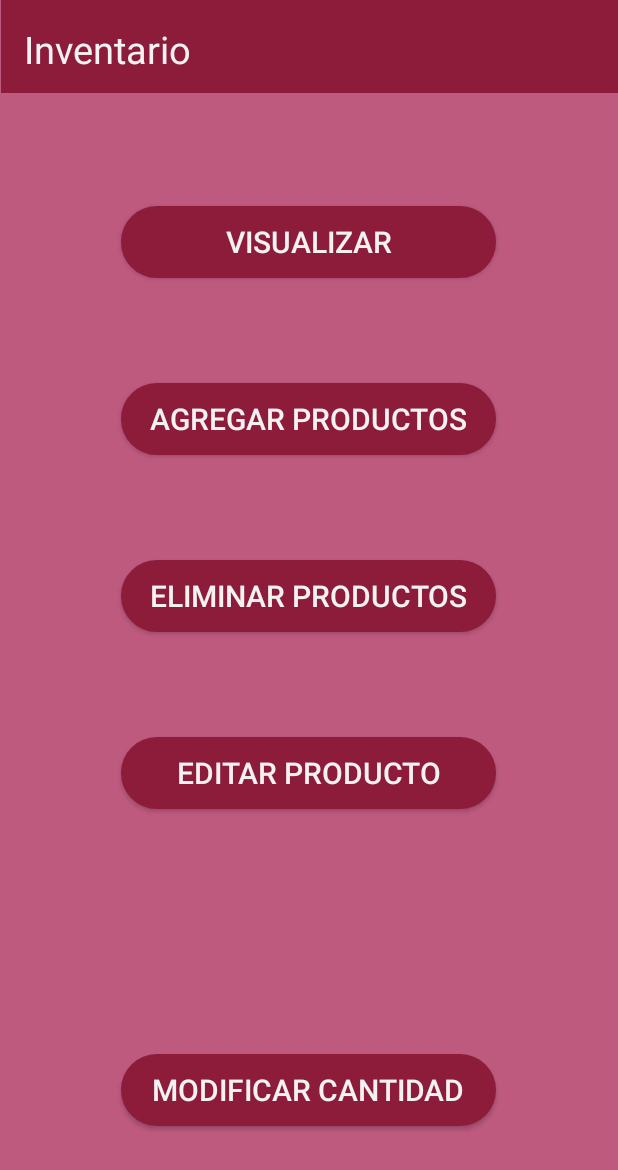
After one commit to DanielBarrios9s9/CRECAKE, an Android app: the layout activity_inventario.xml on its own in the app's theme, with its tools: preview values and no code run, on a phone screen of 412 x 824 dp. The commit adds this screen. Shown: the top 1170 px of the screen. Run offline under Robolectric (Android 15) with nearby library versions, the phone set to English and light mode, and no system bars.

Commit message:
Añado interfaces y .javas que me tocaban, ademas, edito el archivo strings y agrego un xml en el drawable

```diff
--- /dev/null
+++ b/app/src/main/res/drawable-v24/redondez_botones_daniel.xml
@@ -0,0 +1,8 @@
+<?xml version="1.0" encoding="utf-8"?>
+<shape xmlns:android="http://schemas.android.com/apk/res/android">
+
+    <solid android:color="#8C1C3A"></solid>
+    <corners android:radius="30dp"></corners>
+    <stroke android:color="#8C1C3A" android:width="3dp"></stroke>
+
+</shape>
--- /dev/null
+++ b/app/src/main/res/layout/activity_inventario.xml
@@ -0,0 +1,103 @@
+<?xml version="1.0" encoding="utf-8"?>
+<androidx.constraintlayout.widget.ConstraintLayout xmlns:android="http://schemas.android.com/apk/res/android"
+    xmlns:app="http://schemas.android.com/apk/res-auto"
+    xmlns:tools="http://schemas.android.com/tools"
+    android:layout_width="match_parent"
+    android:layout_height="match_parent"
+    android:background="#BF5A7F"
+    tools:context=".Inventario">
+
+    <LinearLayout
+        android:id="@+id/linearLayout"
+        android:layout_width="411dp"
+        android:layout_height="62dp"
+        android:background="#8C1C3A"
+        android:orientation="vertical"
+        app:layout_constraintEnd_toEndOf="parent"
+        app:layout_constraintStart_toStartOf="parent"
+        app:layout_constraintTop_toTopOf="parent">
+
+        <TextView
+            android:id="@+id/textView"
+            android:layout_width="match_parent"
+            android:layout_height="match_parent"
+            android:padding="15sp"
+            android:text="@string/txtInvenTitulo"
+            android:textColor="#F2F2F2"
+            android:textSize="25sp" />
+    </LinearLayout>
+
+    <Button
+        android:id="@+id/idBotonEliminar"
+        android:layout_width="250sp"
+        android:layout_height="wrap_content"
+        android:layout_marginTop="70dp"
+        android:layout_marginEnd="81dp"
+        android:layout_marginRight="81dp"
+        android:text="@string/txtInvenEliminar"
+        android:textSize="20sp"
+        android:background="@drawable/redondez_botones_daniel"
+        android:textColor="#F2F2F2"
+        app:layout_constraintEnd_toEndOf="parent"
+        app:layout_constraintTop_toBottomOf="@+id/idBotonAgregar" />
+
+    <Button
+        android:id="@+id/idBotonAgregar"
+        android:layout_width="250sp"
+        android:layout_height="wrap_content"
+        android:layout_marginTop="70dp"
+        android:layout_marginEnd="81dp"
+        android:layout_marginRight="81dp"
+        android:text="@string/txtInvenAgregar"
+        android:textSize="20sp"
+        android:textColor="#F2F2F2"
+        android:background="@drawable/redondez_botones_daniel"
+        app:layout_constraintEnd_toEndOf="parent"
+        app:layout_constraintTop_toBottomOf="@+id/idBotonVisualizar" />
+
+    <Button
+        android:id="@+id/idBotonVisualizar"
+        android:layout_width="250sp"
+        android:layout_height="wrap_content"
+        android:layout_marginTop="75dp"
+        android:layout_marginEnd="81dp"
+        android:layout_marginRight="81dp"
+        android:text="@string/txtInvenVisualizar"
+        android:textSize="20sp"
+        android:textColor="#F2F2F2"
+        android:background="@drawable/redondez_botones_daniel"
+        app:layout_constraintEnd_toEndOf="parent"
+        app:layout_constraintTop_toBottomOf="@+id/linearLayout" />
+
+    <Button
+        android:id="@+id/idBotonModCantidad"
+        android:layout_width="250sp"
+        android:layout_height="wrap_content"
+        android:layout_marginTop="70dp"
+        android:layout_marginEnd="81dp"
+        android:layout_marginRight="81dp"
+        android:layout_marginBottom="73dp"
+        android:text="@string/txtInvenModCantidad"
+        android:textSize="20sp"
+        android:textColor="#F2F2F2"
+        android:background="@drawable/redondez_botones_daniel"
+        app:layout_constraintBottom_toBottomOf="parent"
+        app:layout_constraintEnd_toEndOf="parent"
+        app:layout_constraintTop_toBottomOf="@+id/idBotonEditar"
+        app:layout_constraintVertical_bias="1.0" />
+
+    <Button
+        android:id="@+id/idBotonEditar"
+        android:layout_width="250sp"
+        android:layout_height="wrap_content"
+        android:layout_marginTop="70dp"
+        android:layout_marginEnd="81dp"
+        android:layout_marginRight="81dp"
+        android:text="@string/txtInvenEditar"
+        android:textSize="20sp"
+        android:textColor="#F2F2F2"
+        android:background="@drawable/redondez_botones_daniel"
+        app:layout_constraintEnd_toEndOf="parent"
+        app:layout_constraintTop_toBottomOf="@+id/idBotonEliminar" />
+
+</androidx.constraintlayout.widget.ConstraintLayout>
--- a/app/src/main/res/values/strings.xml
+++ b/app/src/main/res/values/strings.xml
@@ -9,4 +9,24 @@
     <string name="carrito">Carrito</string>
     <string name="cotizaci_n">Cotización</string>
     <string name="cat_logo">Catálogo</string>
+
+    <string name="txtCotiTitulo">Cotización</string>
+    <string name="txtCotiTamaño">Tamaño</string>
+    <string name="txtCotiSabor">Sabor</string>
+    <string name="txtCotiCobertura">Cobertura</string>
+    <string name="txtCotiDecoracion">Decoración</string>
+    <string name="txtCotiSaborDecoracion">Sabor decoración</string>
+    <string name="txtCotiAñadido">Añadido</string>
+    <string name="txtCotiBoton">Enviar cotización</string>
+
+    <string name="txtInvenTitulo">Inventario</string>
+    <string name="txtInvenVisualizar">Visualizar</string>
+    <string name="txtInvenAgregar">Agregar productos</string>
+    <string name="txtInvenEliminar">Eliminar productos</string>
+    <string name="txtInvenModCantidad">Modificar cantidad</string>
+    <string name="txtInvenEditar">Editar producto</string>
+
+    <string name="txtPCompletadoTitulo">Pedidos Completados</string>
+    <string name="txtPCompletado">Tus pedidos completados son: </string>
+    <string name="txtPCompletadoCantidad">0</string>
 </resources>
```
Also changed, not shown: app/src/main/java/com/example/creativecake/ui/main/Cotizacion.java (added, +16 -0 lines), app/src/main/java/com/example/creativecake/ui/main/Inventario.java (added, +16 -0 lines), app/src/main/java/com/example/creativecake/ui/main/PedidosCompletados.java (added, +16 -0 lines), app/src/main/res/layout/activity_cotizacion.xml (added, +153 -0 lines), app/src/main/res/layout/activity_pedidos_completados.xml (added, +59 -0 lines).
